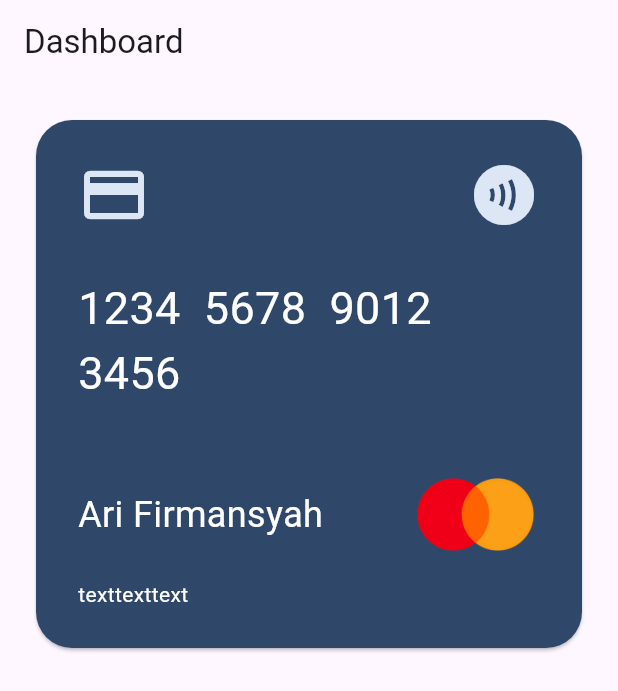
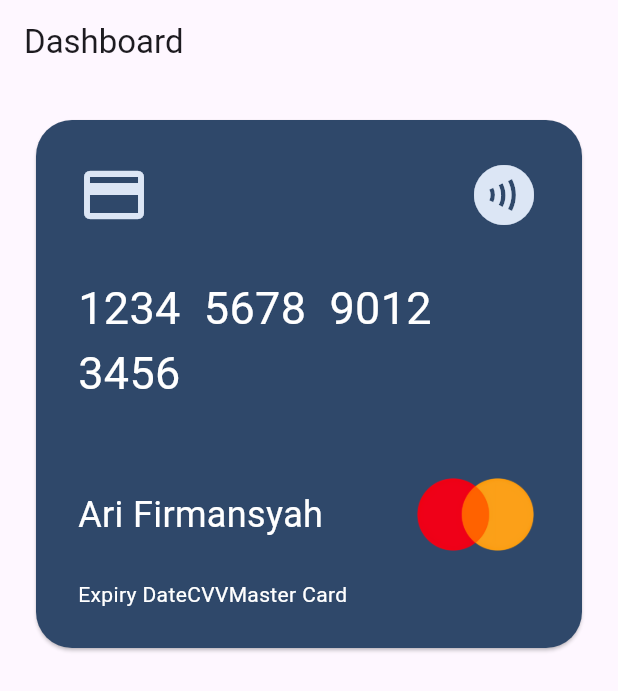
Before and after one commit to Mansyahariii/Tugas_week_8_1123150136, a Flutter app: the screen it shows after launch, on a phone screen of 412 x 824 dp. Shown: the top 691 px of the screen. Run offline on Flutter 3.47's test engine with Material 3 defaults, Android fonts, the phone set to English and light mode, and no system bars.

Commit message:
merubah text

```diff
--- a/lib/pages/master_card.dart
+++ b/lib/pages/master_card.dart
@@ -70,21 +70,21 @@ class MasterCard extends StatelessWidget {
                       Row(
                         children: [
                           Text(
-                            "text",
+                            "Expiry Date",
                             style: TextStyle(
                               fontSize: 14.0,
                               color: Colors.white,
                             ),
                           ),
                           Text(
-                            "text",
+                            "CVV",
                             style: TextStyle(
                               fontSize: 14.0,
                               color: Colors.white,
                             ),
                           ),
                           Text(
-                            "text",
+                            "Master Card",
                             style: TextStyle(
                               fontSize: 14.0,
                               color: Colors.white,
```
